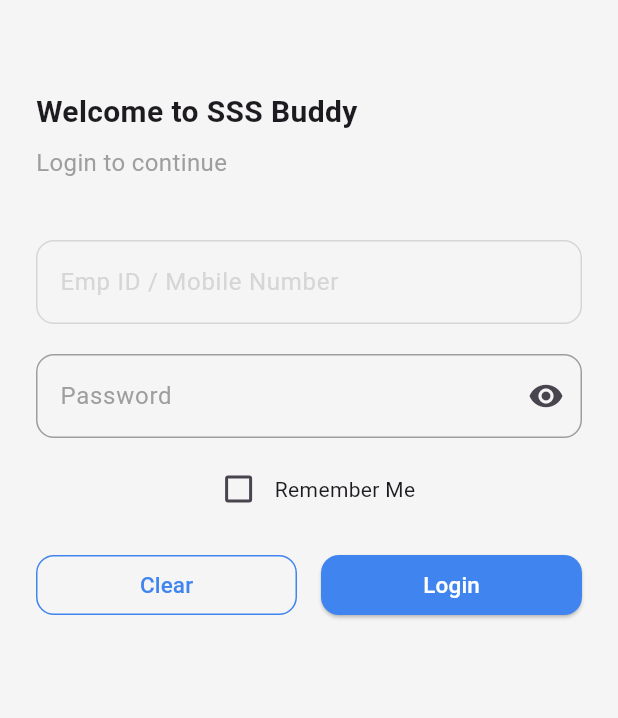
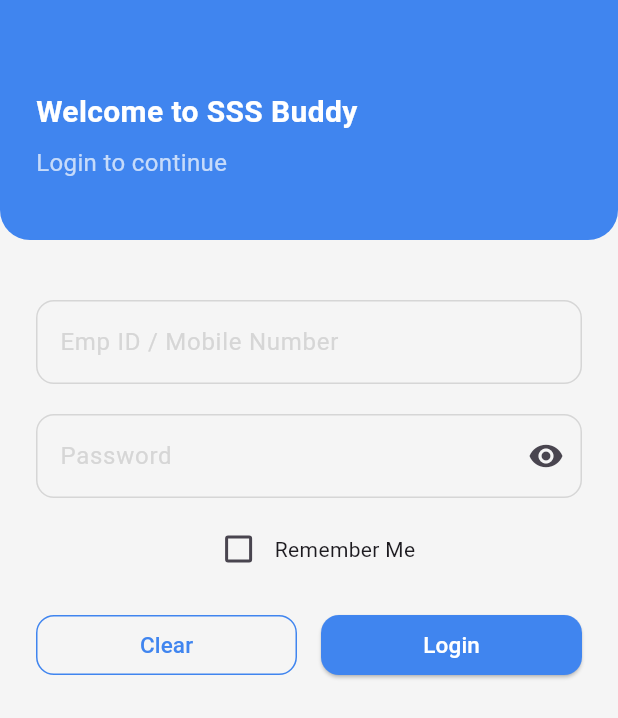
Before and after one commit to murugansavyasasy/SSS-Buddy-Flutter, a Flutter app: the screen it shows after launch, on a phone screen of 412 x 824 dp. Shown: the top 718 px of the screen. Run offline on Flutter 3.47's test engine with Material 3 defaults, Android fonts, the phone set to English and light mode, and no system bars.

Commit message:
by saran

```diff
--- a/lib/login.dart
+++ b/lib/login.dart
@@ -1,4 +1,5 @@
 import 'package:flutter/material.dart';
+import 'package:flutter/services.dart';
 import 'Values/Colors/app_colors.dart';
 
 class MyLogin extends StatelessWidget {
@@ -36,44 +37,68 @@ class _LoginScreenState extends State<LoginScreen> {
 
   bool isPasswordHidden = true;
 
+
   @override
   Widget build(BuildContext context) {
-    return Scaffold(
+    return AnnotatedRegion<SystemUiOverlayStyle>(
+      value: SystemUiOverlayStyle(
+        statusBarColor: Colors.transparent,
+        statusBarIconBrightness: Brightness.light,
+      ),
+      child: Scaffold(
         backgroundColor: Colors.grey[100],
         body: SafeArea(
+          top: false,
+          child: Column(
+            children: [
+              Container(
+                width: double.infinity,
+                padding: EdgeInsets.fromLTRB(
+                  24,
+                  MediaQuery.of(context).viewPadding.top + 60,
+                  24,
+                  40,
+                ),
+                decoration: BoxDecoration(
+                  color: AppColors.primary,
+                  borderRadius: BorderRadius.only(
+                    bottomLeft: Radius.circular(20),
+                    bottomRight: Radius.circular(20),
+                  ),
+                ),
+                child: Column(
+                  crossAxisAlignment: CrossAxisAlignment.start,
+                  children: [
+                    const Text(
+                      "Welcome to SSS Buddy",
+                      style: TextStyle(
+                        fontSize: 20,
+                        fontWeight: FontWeight.bold,
+                        color: Colors.white,
+                      ),
+                    ),
+                    const SizedBox(height: 8),
+                    const Text(
+                      "Login to continue",
+                      style: TextStyle(
+                        fontSize: 16,
+                        color: Colors.white70,
+                        fontWeight: FontWeight.normal,
+                      ),
+                    ),
+                  ],
+                ),
+              ),
+              const SizedBox(height: 40),
+              Expanded(
                 child: Padding(
                   padding: const EdgeInsets.symmetric(horizontal: 24),
                   child: SingleChildScrollView(
                     child: Form(
                       key: _formKey,
                       child: Column(
-                crossAxisAlignment: CrossAxisAlignment.start,
+                        crossAxisAlignment: CrossAxisAlignment.center,
                         children: [
-
-                  const SizedBox(height: 60),
-
-                  const Text(
-                    "Welcome to SSS Buddy",
-                    style: TextStyle(
-                      fontSize: 20,
-                      fontWeight: FontWeight.bold,
-                    ),
-                  ),
-
-                  const SizedBox(height: 8),
-
-                  const Text(
-                    "Login to continue",
-                    style: TextStyle(
-                      fontSize: 16,
-                      color: Colors.grey,
-                      fontWeight: FontWeight.normal
-                    ),
-                  ),
-
-                  const SizedBox(height: 40),
-
-                  // Email Field
                           TextFormField(
                             controller: emailController,
                             decoration: InputDecoration(
@@ -81,29 +106,24 @@ class _LoginScreenState extends State<LoginScreen> {
                               labelStyle: TextStyle(
                                 color: AppColors.grey,
                               ),
-
                               floatingLabelStyle: TextStyle(
                                 color: AppColors.primary,
                               ),
-
                               border: OutlineInputBorder(
                                 borderRadius: BorderRadius.circular(12),
                               ),
-
                               enabledBorder: OutlineInputBorder(
                                 borderRadius: BorderRadius.circular(12),
                                 borderSide: BorderSide(
                                   color: AppColors.grey,
                                 ),
                               ),
-
                               focusedBorder: OutlineInputBorder(
                                 borderRadius: BorderRadius.circular(12),
                                 borderSide: BorderSide(
                                   color: AppColors.primary,
                                   width: 2,
                                 ),
-
                               ),
                             ),
                             validator: (value) {
@@ -113,19 +133,15 @@ class _LoginScreenState extends State<LoginScreen> {
                               return null;
                             },
                           ),
-
                           const SizedBox(height: 20),
-
                           TextFormField(
                             controller: passwordController,
                             obscureText: isPasswordHidden,
                             decoration: InputDecoration(
                               labelText: "Password",
-
                               labelStyle: TextStyle(
-                        color: Colors.grey,
+                                color: AppColors.grey,
                               ),
-
                               floatingLabelStyle: TextStyle(
                                 color: AppColors.primary,
                               ),
@@ -144,14 +160,12 @@ class _LoginScreenState extends State<LoginScreen> {
                               border: OutlineInputBorder(
                                 borderRadius: BorderRadius.circular(12),
                               ),
-
                               enabledBorder: OutlineInputBorder(
                                 borderRadius: BorderRadius.circular(12),
                                 borderSide: BorderSide(
-                          color: Colors.grey,
+                                  color: AppColors.grey,
                                 ),
                               ),
-
                               focusedBorder: OutlineInputBorder(
                                 borderRadius: BorderRadius.circular(12),
                                 borderSide: BorderSide(
@@ -170,9 +184,7 @@ class _LoginScreenState extends State<LoginScreen> {
                               return null;
                             },
                           ),
-
                           const SizedBox(height: 10),
-
                           Row(
                             mainAxisAlignment: MainAxisAlignment.center,
                             children: [
@@ -191,12 +203,9 @@ class _LoginScreenState extends State<LoginScreen> {
                               ),
                             ],
                           ),
-
                           const SizedBox(height: 20),
-
                           Row(
                             children: [
-
                               Expanded(
                                 child: SizedBox(
                                   height: 40,
@@ -224,10 +233,7 @@ class _LoginScreenState extends State<LoginScreen> {
                                   ),
                                 ),
                               ),
-
                               const SizedBox(width: 16),
-
-
                               Expanded(
                                 child: SizedBox(
                                   height: 40,
@@ -265,6 +271,10 @@ class _LoginScreenState extends State<LoginScreen> {
                   ),
                 ),
               ),
+            ],
+          ),
+        ),
+      ),
     );
   }
 }
```
Also changed, not shown: 2 other files. Lines whose indentation alone changed are shown as unchanged.
